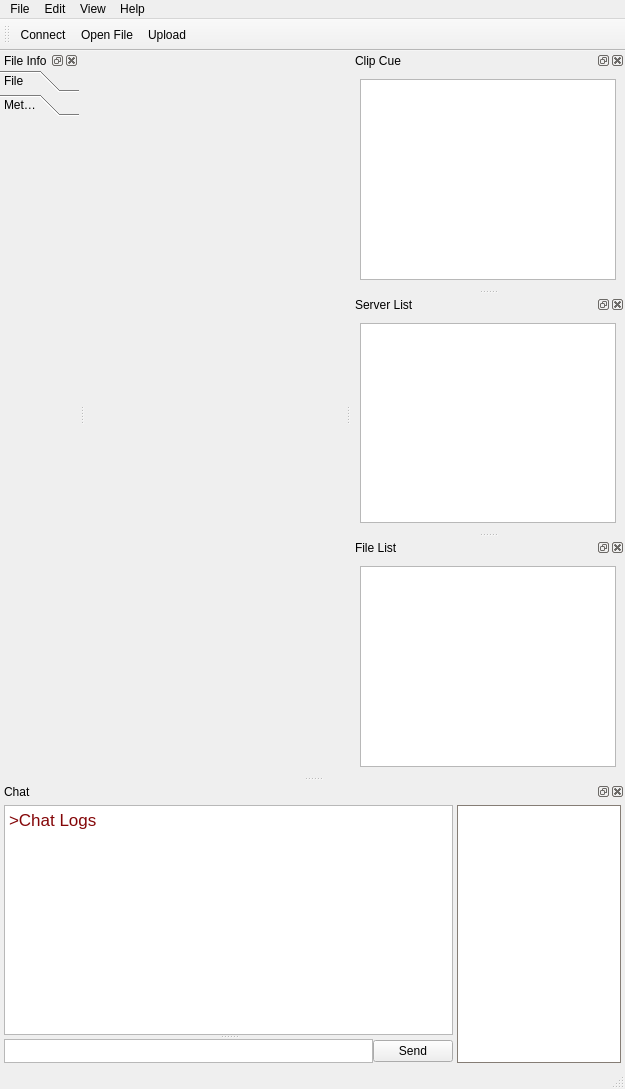
Old version of the form resources/mainwindow_docks.ui in the repository jiakeliu/Cobra.
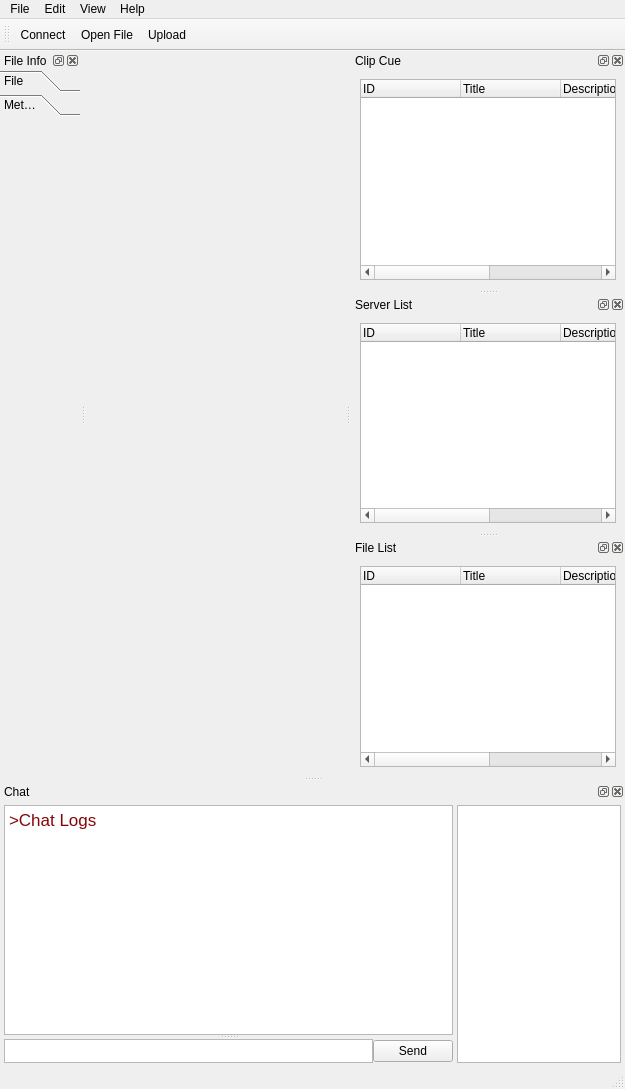
New version of the form. Icons and pictures are not drawn.

Commit message: Added cobralistwidget and updated the clip class.

```diff
--- a/resources/mainwindow_docks.ui
+++ b/resources/mainwindow_docks.ui
@@ -167,7 +167,7 @@
    </property>
    <property name="minimumSize">
     <size>
-     <width>79</width>
+     <width>80</width>
      <height>158</height>
     </size>
    </property>
@@ -220,8 +220,8 @@
          <rect>
           <x>0</x>
           <y>0</y>
-          <width>79</width>
-          <height>650</height>
+          <width>80</width>
+          <height>662</height>
          </rect>
         </property>
         <attribute name="label">
@@ -252,70 +252,6 @@
      <height>0</height>
     </size>
    </property>
-   <property name="palette">
-    <palette>
-     <active>
-      <colorrole role="WindowText">
-       <brush brushstyle="SolidPattern">
-        <color alpha="255">
-         <red>0</red>
-         <green>0</green>
-         <blue>0</blue>
-        </color>
-       </brush>
-      </colorrole>
-      <colorrole role="Text">
-       <brush brushstyle="SolidPattern">
-        <color alpha="255">
-         <red>0</red>
-         <green>0</green>
-         <blue>0</blue>
-        </color>
-       </brush>
-      </colorrole>
-     </active>
-     <inactive>
-      <colorrole role="WindowText">
-       <brush brushstyle="SolidPattern">
-        <color alpha="255">
-         <red>0</red>
-         <green>0</green>
-         <blue>0</blue>
-        </color>
-       </brush>
-      </colorrole>
-      <colorrole role="Text">
-       <brush brushstyle="SolidPattern">
-        <color alpha="255">
-         <red>0</red>
-         <green>0</green>
-         <blue>0</blue>
-        </color>
-       </brush>
-      </colorrole>
-     </inactive>
-     <disabled>
-      <colorrole role="WindowText">
-       <brush brushstyle="SolidPattern">
-        <color alpha="255">
-         <red>118</red>
-         <green>116</green>
-         <blue>113</blue>
-        </color>
-       </brush>
-      </colorrole>
-      <colorrole role="Text">
-       <brush brushstyle="SolidPattern">
-        <color alpha="255">
-         <red>118</red>
-         <green>116</green>
-         <blue>113</blue>
-        </color>
-       </brush>
-      </colorrole>
-     </disabled>
-    </palette>
-   </property>
    <property name="toolTip">
     <string>Chat Window</string>
    </property>
@@ -462,70 +398,6 @@
          <height>16777215</height>
         </size>
        </property>
-       <property name="palette">
-        <palette>
-         <active>
-          <colorrole role="Base">
-           <brush brushstyle="SolidPattern">
-            <color alpha="255">
-             <red>255</red>
-             <green>255</green>
-             <blue>255</blue>
-            </color>
-           </brush>
-          </colorrole>
-          <colorrole role="Window">
-           <brush brushstyle="SolidPattern">
-            <color alpha="255">
-             <red>173</red>
-             <green>162</green>
-             <blue>152</blue>
-            </color>
-           </brush>
-          </colorrole>
-         </active>
-         <inactive>
-          <colorrole role="Base">
-           <brush brushstyle="SolidPattern">
-            <color alpha="255">
-             <red>255</red>
-             <green>255</green>
-             <blue>255</blue>
-            </color>
-           </brush>
-          </colorrole>
-          <colorrole role="Window">
-           <brush brushstyle="SolidPattern">
-            <color alpha="255">
-             <red>173</red>
-             <green>162</green>
-             <blue>152</blue>
-            </color>
-           </brush>
-          </colorrole>
-         </inactive>
-         <disabled>
-          <colorrole role="Base">
-           <brush brushstyle="SolidPattern">
-            <color alpha="255">
-             <red>173</red>
-             <green>162</green>
-             <blue>152</blue>
-            </color>
-           </brush>
-          </colorrole>
-          <colorrole role="Window">
-           <brush brushstyle="SolidPattern">
-            <color alpha="255">
-             <red>173</red>
-             <green>162</green>
-             <blue>152</blue>
-            </color>
-           </brush>
-          </colorrole>
-         </disabled>
-        </palette>
-       </property>
       </widget>
      </item>
     </layout>
@@ -556,7 +428,36 @@
    <widget class="QWidget" name="dockWidgetContents">
     <layout class="QHBoxLayout" name="horizontalLayout_3">
      <item>
-      <widget class="QListWidget" name="listWidget"/>
+      <widget class="QTreeWidget" name="treeWidget">
+       <property name="columnCount">
+        <number>5</number>
+       </property>
+       <column>
+        <property name="text">
+         <string>ID</string>
+        </property>
+       </column>
+       <column>
+        <property name="text">
+         <string>Title</string>
+        </property>
+       </column>
+       <column>
+        <property name="text">
+         <string>Description</string>
+        </property>
+       </column>
+       <column>
+        <property name="text">
+         <string>Modified Time</string>
+        </property>
+       </column>
+       <column>
+        <property name="text">
+         <string>Tags</string>
+        </property>
+       </column>
+      </widget>
      </item>
     </layout>
    </widget>
@@ -586,7 +487,36 @@
    <widget class="QWidget" name="dockWidgetContents_2">
     <layout class="QVBoxLayout" name="verticalLayout_3">
      <item>
-      <widget class="QListWidget" name="listWidget_2"/>
+      <widget class="QTreeWidget" name="treeWidget_2">
+       <property name="columnCount">
+        <number>5</number>
+       </property>
+       <column>
+        <property name="text">
+         <string>ID</string>
+        </property>
+       </column>
+       <column>
+        <property name="text">
+         <string>Title</string>
+        </property>
+       </column>
+       <column>
+        <property name="text">
+         <string>Description</string>
+        </property>
+       </column>
+       <column>
+        <property name="text">
+         <string>Modified Time</string>
+        </property>
+       </column>
+       <column>
+        <property name="text">
+         <string>Tags</string>
+        </property>
+       </column>
+      </widget>
      </item>
     </layout>
    </widget>
@@ -616,7 +546,36 @@
    <widget class="QWidget" name="dockWidgetContents_4">
     <layout class="QVBoxLayout" name="verticalLayout_4">
      <item>
-      <widget class="QListWidget" name="listWidget_3"/>
+      <widget class="QTreeWidget" name="treeWidget_3">
+       <property name="columnCount">
+        <number>5</number>
+       </property>
+       <column>
+        <property name="text">
+         <string>ID</string>
+        </property>
+       </column>
+       <column>
+        <property name="text">
+         <string>Title</string>
+        </property>
+       </column>
+       <column>
+        <property name="text">
+         <string>Description</string>
+        </property>
+       </column>
+       <column>
+        <property name="text">
+         <string>Modified Time</string>
+        </property>
+       </column>
+       <column>
+        <property name="text">
+         <string>Tags</string>
+        </property>
+       </column>
+      </widget>
      </item>
     </layout>
    </widget>
```
Left out of the diff: 10 changed lines with no effect on the pictures. The commit also changes 4 other files.
